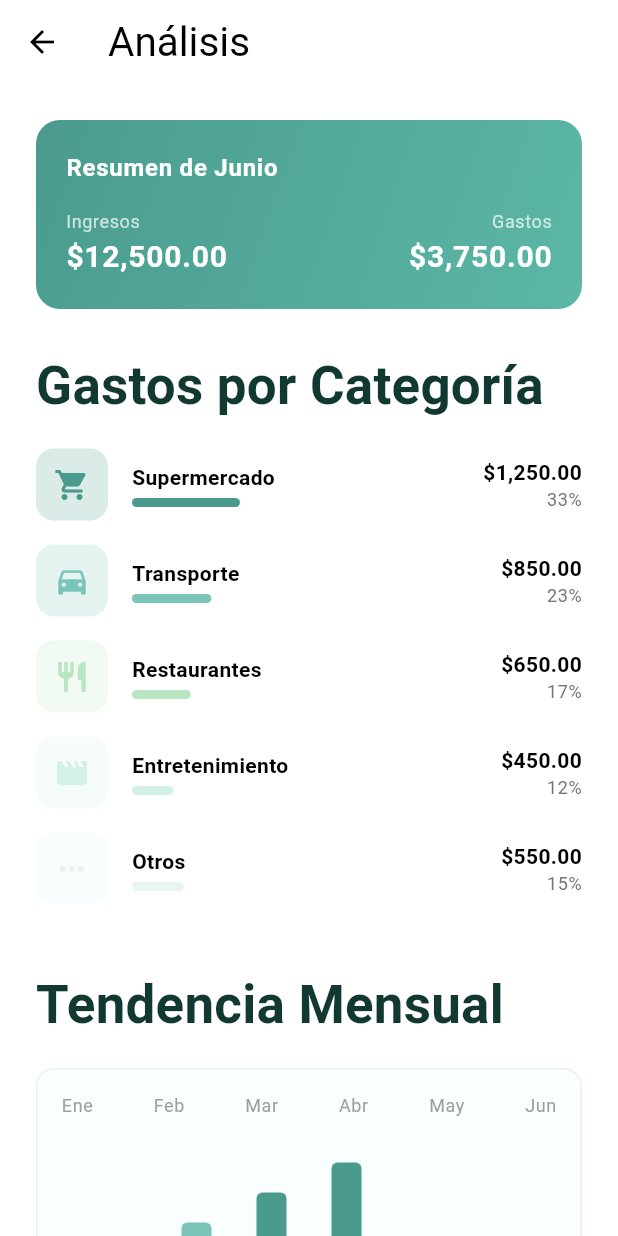
After one commit to Lazarito444/proyecto-final-tds, a Flutter app: the AnalysisScreen screen opened directly, on a phone screen of 412 x 824 dp. The commit adds this screen. Run offline on Flutter 3.47's test engine with Material 3 defaults, Android fonts, the light colour scheme and no system bars; our stand-ins replace flutter_riverpod, flutter_svg, google_fonts, sizer; Roboto replaces fonts that are missing (Gabarito).

Commit message:
Add AnalysisScreen UI

```diff
--- /dev/null
+++ b/src/financia_mobile/lib/modules/analysis/analysis_screen.dart
@@ -0,0 +1,392 @@
+import 'package:flutter/material.dart';
+import 'package:financia_mobile/extensions/theme_extensions.dart';
+import 'package:financia_mobile/extensions/navigation_extensions.dart';
+import 'package:google_fonts/google_fonts.dart';
+
+class AnalysisScreen extends StatelessWidget {
+  const AnalysisScreen({super.key});
+
+  @override
+  Widget build(BuildContext context) {
+    return Scaffold(
+      backgroundColor: context.colors.surface,
+      appBar: AppBar(
+        backgroundColor: context.colors.surface,
+        elevation: 0,
+        leading: IconButton(
+          icon: Icon(Icons.arrow_back, color: context.colors.onSurface),
+          onPressed: () => context.pop(),
+        ),
+        title: Text(
+          'Análisis',
+          style: GoogleFonts.gabarito(
+            textStyle: context.textStyles.headlineSmall?.copyWith(
+              color: context.colors.onSurface,
+              fontSize: 27,
+            ),
+          ),
+        ),
+      ),
+      body: SingleChildScrollView(
+        padding: const EdgeInsets.all(24),
+        child: Column(
+          crossAxisAlignment: CrossAxisAlignment.start,
+          children: [
+            // Resumen mensual
+            Container(
+              width: double.infinity,
+              padding: const EdgeInsets.all(20),
+              decoration: BoxDecoration(
+                gradient: const LinearGradient(
+                  colors: [Color(0xFF4A9B8E), Color(0xFF5CB7A6)],
+                  begin: Alignment.topLeft,
+                  end: Alignment.bottomRight,
+                ),
+                borderRadius: BorderRadius.circular(16),
+              ),
+              child: Column(
+                crossAxisAlignment: CrossAxisAlignment.start,
+                children: [
+                  Text(
+                    'Resumen de Junio',
+                    style: context.textStyles.bodyLarge?.copyWith(
+                      color: Colors.white,
+                      fontWeight: FontWeight.bold,
+                    ),
+                  ),
+                  const SizedBox(height: 16),
+                  Row(
+                    mainAxisAlignment: MainAxisAlignment.spaceBetween,
+                    children: [
+                      Column(
+                        crossAxisAlignment: CrossAxisAlignment.start,
+                        children: [
+                          Text(
+                            'Ingresos',
+                            style: context.textStyles.bodySmall?.copyWith(
+                              color: Colors.white70,
+                            ),
+                          ),
+                          Text(
+                            '\$12,500.00',
+                            style: context.textStyles.bodyLarge?.copyWith(
+                              color: Colors.white,
+                              fontWeight: FontWeight.bold,
+                              fontSize: 20,
+                            ),
+                          ),
+                        ],
+                      ),
+                      Column(
+                        crossAxisAlignment: CrossAxisAlignment.end,
+                        children: [
+                          Text(
+                            'Gastos',
+                            style: context.textStyles.bodySmall?.copyWith(
+                              color: Colors.white70,
+                            ),
+                          ),
+                          Text(
+                            '\$3,750.00',
+                            style: context.textStyles.bodyLarge?.copyWith(
+                              color: Colors.white,
+                              fontWeight: FontWeight.bold,
+                              fontSize: 20,
+                            ),
+                          ),
+                        ],
+                      ),
+                    ],
+                  ),
+                ],
+              ),
+            ),
+            const SizedBox(height: 24),
+
+            // Gastos por categoría
+            Text('Gastos por Categoría', style: context.textStyles.titleMedium),
+            const SizedBox(height: 16),
+
+            const CategoryExpenseItem(
+              icon: Icons.shopping_cart,
+              category: 'Supermercado',
+              amount: '\$1,250.00',
+              percentage: 33,
+              color: Color(0xFF4A9B8E),
+            ),
+            const CategoryExpenseItem(
+              icon: Icons.directions_car,
+              category: 'Transporte',
+              amount: '\$850.00',
+              percentage: 23,
+              color: Color(0xFF7BC4B8),
+            ),
+            const CategoryExpenseItem(
+              icon: Icons.restaurant,
+              category: 'Restaurantes',
+              amount: '\$650.00',
+              percentage: 17,
+              color: Color(0xFFB8E6C1),
+            ),
+            const CategoryExpenseItem(
+              icon: Icons.movie,
+              category: 'Entretenimiento',
+              amount: '\$450.00',
+              percentage: 12,
+              color: Color(0xFFD4F1E8),
+            ),
+            const CategoryExpenseItem(
+              icon: Icons.more_horiz,
+              category: 'Otros',
+              amount: '\$550.00',
+              percentage: 15,
+              color: Color(0xFFE8F5F3),
+            ),
+
+            const SizedBox(height: 24),
+
+            // Tendencia mensual
+            Text('Tendencia Mensual', style: context.textStyles.titleMedium),
+            const SizedBox(height: 16),
+
+            Container(
+              height: 200,
+              padding: const EdgeInsets.all(16),
+              decoration: BoxDecoration(
+                color: const Color(0xFFF8FFFE),
+                borderRadius: BorderRadius.circular(12),
+                border: Border.all(color: Colors.grey.shade200),
+              ),
+              child: Column(
+                children: [
+                  Row(
+                    mainAxisAlignment: MainAxisAlignment.spaceBetween,
+                    children: ['Ene', 'Feb', 'Mar', 'Abr', 'May', 'Jun']
+                        .map(
+                          (m) => Text(
+                            m,
+                            style: context.textStyles.bodySmall?.copyWith(
+                              color: Colors.grey,
+                              fontSize: 12,
+                            ),
+                          ),
+                        )
+                        .toList(),
+                  ),
+                  const SizedBox(height: 16),
+                  const Expanded(
+                    child: Row(
+                      mainAxisAlignment: MainAxisAlignment.spaceEvenly,
+                      crossAxisAlignment: CrossAxisAlignment.end,
+                      children: [
+                        ChartBar(height: 60, color: Color(0xFFB8E6C1)),
+                        ChartBar(height: 80, color: Color(0xFF7BC4B8)),
+                        ChartBar(height: 100, color: Color(0xFF4A9B8E)),
+                        ChartBar(height: 120, color: Color(0xFF4A9B8E)),
+                        ChartBar(height: 40, color: Color(0xFFD4F1E8)),
+                        ChartBar(height: 20, color: Color(0xFFE8F5F3)),
+                      ],
+                    ),
+                  ),
+                ],
+              ),
+            ),
+            const SizedBox(height: 24),
+
+            // Objetivos de Ahorro
+            Text('Objetivos de Ahorro', style: context.textStyles.titleMedium),
+            const SizedBox(height: 16),
+
+            const SavingsGoalCard(
+              title: 'Vacaciones',
+              current: 2500,
+              target: 5000,
+              color: Color(0xFF4A9B8E),
+            ),
+            const SizedBox(height: 12),
+            const SavingsGoalCard(
+              title: 'Fondo de Emergencia',
+              current: 8750,
+              target: 15000,
+              color: Color(0xFF7BC4B8),
+            ),
+          ],
+        ),
+      ),
+    );
+  }
+}
+
+class CategoryExpenseItem extends StatelessWidget {
+  final IconData icon;
+  final String category;
+  final String amount;
+  final int percentage;
+  final Color color;
+
+  const CategoryExpenseItem({
+    super.key,
+    required this.icon,
+    required this.category,
+    required this.amount,
+    required this.percentage,
+    required this.color,
+  });
+
+  @override
+  Widget build(BuildContext context) {
+    return Padding(
+      padding: const EdgeInsets.only(bottom: 16),
+      child: Row(
+        children: [
+          Container(
+            width: 48,
+            height: 48,
+            decoration: BoxDecoration(
+              color: color.withAlpha(51),
+              borderRadius: BorderRadius.circular(12),
+            ),
+            child: Icon(icon, color: color, size: 24),
+          ),
+          const SizedBox(width: 16),
+          Expanded(
+            child: Column(
+              crossAxisAlignment: CrossAxisAlignment.start,
+              children: [
+                Text(
+                  category,
+                  style: context.textStyles.bodyMedium?.copyWith(
+                    fontWeight: FontWeight.w600,
+                    color: context.colors.onSurface,
+                  ),
+                ),
+                const SizedBox(height: 4),
+                Container(
+                  height: 6,
+                  decoration: BoxDecoration(
+                    color: Colors.grey.shade200,
+                    borderRadius: BorderRadius.circular(3),
+                  ),
+                  child: FractionallySizedBox(
+                    alignment: Alignment.centerLeft,
+                    widthFactor: percentage / 100,
+                    child: Container(
+                      decoration: BoxDecoration(
+                        color: color,
+                        borderRadius: BorderRadius.circular(3),
+                      ),
+                    ),
+                  ),
+                ),
+              ],
+            ),
+          ),
+          const SizedBox(width: 16),
+          Column(
+            crossAxisAlignment: CrossAxisAlignment.end,
+            children: [
+              Text(
+                amount,
+                style: context.textStyles.bodyMedium?.copyWith(
+                  fontWeight: FontWeight.w600,
+                  color: context.colors.onSurface,
+                ),
+              ),
+              Text(
+                '$percentage%',
+                style: context.textStyles.bodySmall?.copyWith(
+                  color: Colors.grey.shade600,
+                ),
+              ),
+            ],
+          ),
+        ],
+      ),
+    );
+  }
+}
+
+class ChartBar extends StatelessWidget {
+  final double height;
+  final Color color;
+
+  const ChartBar({super.key, required this.height, required this.color});
+
+  @override
+  Widget build(BuildContext context) {
+    return Container(
+      width: 20,
+      height: height,
+      decoration: BoxDecoration(
+        color: color,
+        borderRadius: BorderRadius.circular(4),
+      ),
+    );
+  }
+}
+
+class SavingsGoalCard extends StatelessWidget {
+  final String title;
+  final double current;
+  final double target;
+  final Color color;
+
+  const SavingsGoalCard({
+    super.key,
+    required this.title,
+    required this.current,
+    required this.target,
+    required this.color,
+  });
+
+  @override
+  Widget build(BuildContext context) {
+    final progress = current / target;
+
+    return Container(
+      padding: const EdgeInsets.all(16),
+      decoration: BoxDecoration(
+        color: color.withAlpha(25),
+        borderRadius: BorderRadius.circular(12),
+        border: Border.all(color: color.withAlpha(76)),
+      ),
+      child: Column(
+        crossAxisAlignment: CrossAxisAlignment.start,
+        children: [
+          Row(
+            mainAxisAlignment: MainAxisAlignment.spaceBetween,
+            children: [
+              Text(
+                title,
+                style: context.textStyles.bodyMedium?.copyWith(
+                  fontWeight: FontWeight.w600,
+                  color: context.colors.onSurface,
+                ),
+              ),
+              Text(
+                '${(progress * 100).toInt()}%',
+                style: context.textStyles.bodySmall?.copyWith(
+                  color: color,
+                  fontWeight: FontWeight.w500,
+                ),
+              ),
+            ],
+          ),
+          const SizedBox(height: 8),
+          Text(
+            '\$${current.toInt()} de \$${target.toInt()}',
+            style: context.textStyles.bodySmall?.copyWith(
+              color: Colors.grey.shade600,
+            ),
+          ),
+          const SizedBox(height: 8),
+          LinearProgressIndicator(
+            value: progress,
+            backgroundColor: Colors.grey.shade200,
+            valueColor: AlwaysStoppedAnimation(color),
+          ),
+        ],
+      ),
+    );
+  }
+}
--- a/src/financia_mobile/lib/modules/auth/login_screen.dart
+++ b/src/financia_mobile/lib/modules/auth/login_screen.dart
@@ -75,8 +75,8 @@ class _LoginScreenState extends State<LoginScreen> {
                   ),
                 ),
               ),
-          ],
-        ),
+            ],
+          ),
         ),
       ),
     );
--- a/src/financia_mobile/lib/modules/dashboard/dashboard_screen.dart
+++ b/src/financia_mobile/lib/modules/dashboard/dashboard_screen.dart
@@ -1,3 +1,4 @@
+import 'package:financia_mobile/modules/analysis/analysis_screen.dart';
 import 'package:flutter/material.dart';
 import 'package:google_fonts/google_fonts.dart';
 import 'package:financia_mobile/modules/transaction/add_transaction.dart';
@@ -17,7 +18,12 @@ class _DashboardScreenState extends State<DashboardScreen> {
       _selectedIndex = index;
     });
 
-    if (index == 4) {
+    if (index == 1) {
+      Navigator.push(
+        context,
+        MaterialPageRoute(builder: (context) => AnalysisScreen()),
+      );
+    } else if (index == 4) {
       Navigator.push(
         context,
         MaterialPageRoute(builder: (context) => AddTransactionScreen()),
```
Also changed, not shown: src/financia_mobile/lib/modules/auth/sign_up_screen.dart (+8 -4 lines).
